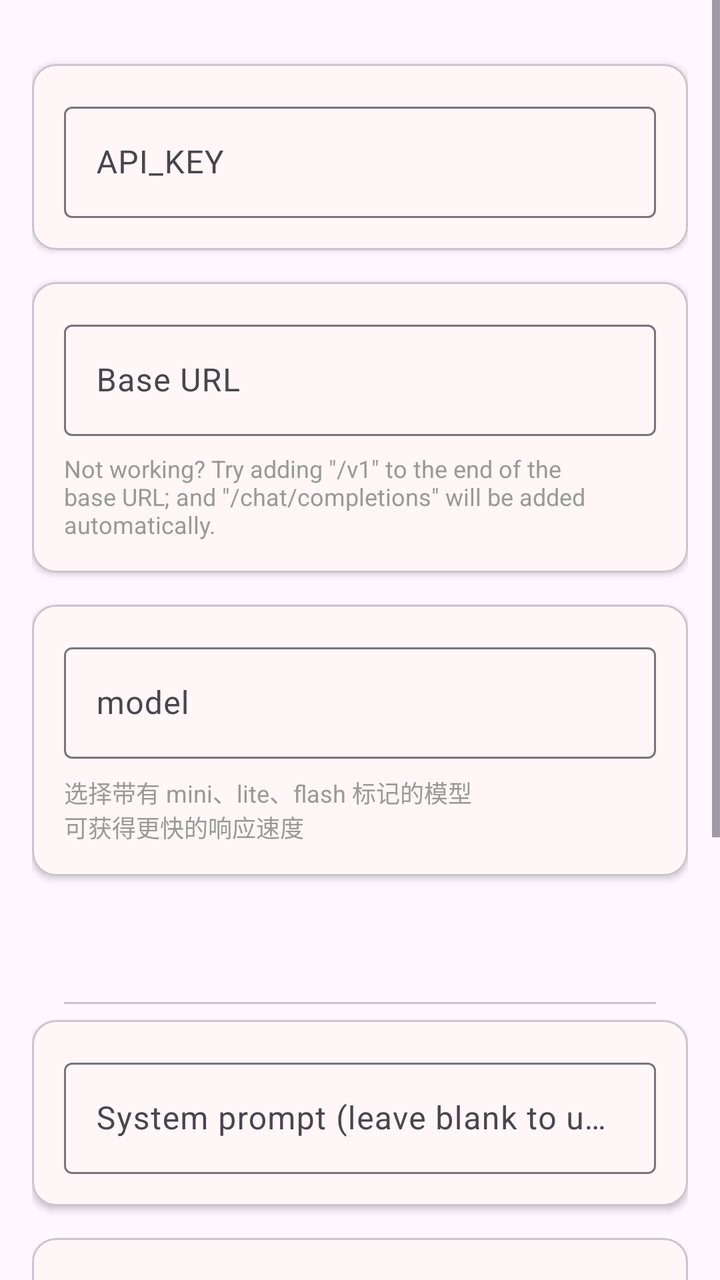
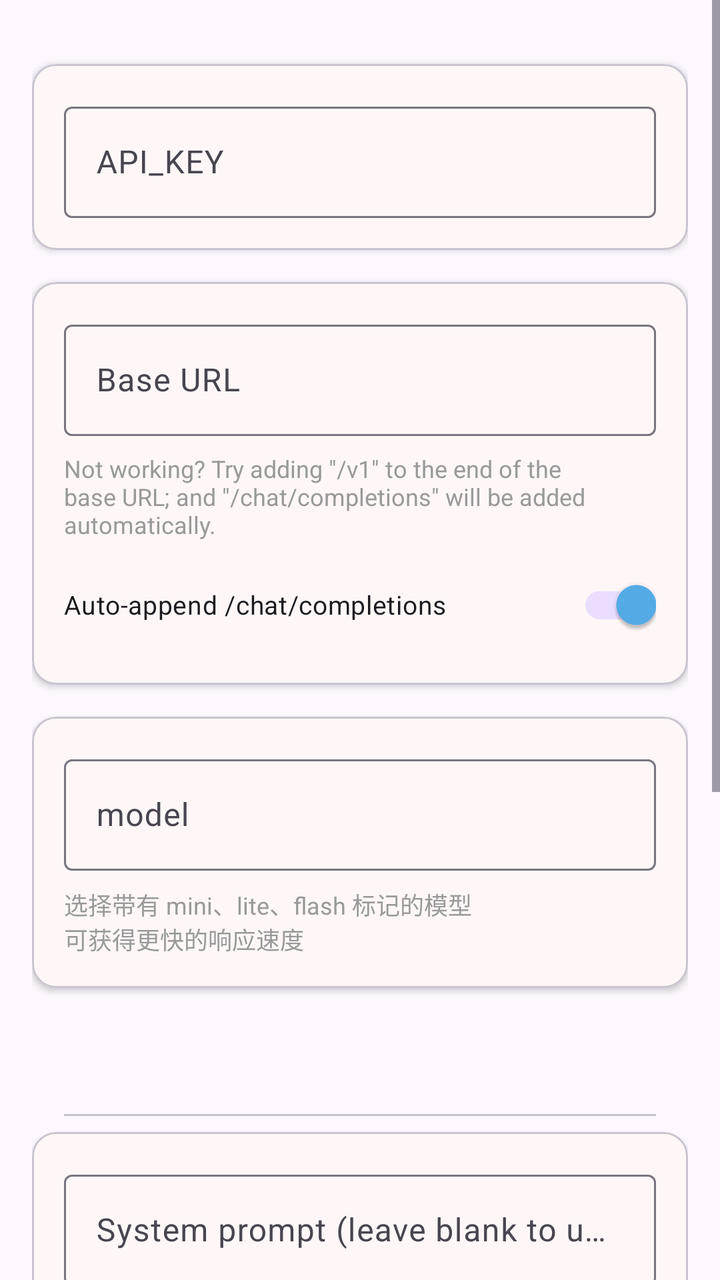

An Android layout rendered at two revisions. The XML below is the earlier revision; the diff shows what the commit changed to produce the second picture.
<!-- AndroidManifest.xml: application theme Theme.MT -->
<!-- res/layout/fragment_openai_api.xml -->
<?xml version="1.0" encoding="utf-8"?>
<ScrollView xmlns:android="http://schemas.android.com/apk/res/android"
    xmlns:app="http://schemas.android.com/apk/res-auto"
    android:layout_width="match_parent"
    android:layout_height="match_parent"
    android:fitsSystemWindows="true">

    <LinearLayout
        android:layout_width="match_parent"
        android:layout_height="wrap_content"
        android:orientation="vertical"
        android:padding="16dp">

        
        <LinearLayout
            android:layout_width="match_parent"
            android:layout_height="wrap_content"
            android:layout_marginBottom="16dp"
            android:orientation="horizontal"
            android:gravity="center_vertical|center_horizontal">

            <ImageView
                android:id="@+id/providerIcon"
                android:layout_width="40dp"
                android:layout_height="40dp"
                android:layout_marginEnd="8dp"
                android:visibility="gone" />

            
            <TextView
                android:id="@+id/providerNameText"
                android:layout_width="wrap_content"
                android:layout_height="wrap_content"
                android:textSize="18sp"
                android:textColor="#333333"
                android:textStyle="bold"
                android:visibility="gone" />

            
            <com.google.android.material.textfield.TextInputLayout
                android:id="@+id/providerNameInputLayout"
                android:layout_width="match_parent"
                android:layout_height="wrap_content"
                android:visibility="gone">

                <com.google.android.material.textfield.TextInputEditText
                    android:id="@+id/editProviderName"
                    android:layout_width="match_parent"
                    android:layout_height="wrap_content"
                    android:hint="@string/custom_api_name_hint" />
            </com.google.android.material.textfield.TextInputLayout>
        </LinearLayout>

        
        <com.google.android.material.card.MaterialCardView
            android:layout_width="match_parent"
            android:layout_height="wrap_content"
            android:layout_marginBottom="16dp"
            app:cardBackgroundColor="@color/card_background"
            app:cardElevation="2dp">

            <LinearLayout
                android:layout_width="match_parent"
                android:layout_height="wrap_content"
                android:orientation="vertical"
                android:padding="16dp">

                <com.google.android.material.textfield.TextInputLayout
                    android:layout_width="match_parent"
                    android:layout_height="wrap_content">

                    <com.google.android.material.textfield.TextInputEditText
                        android:id="@+id/editApiKey"
                        android:layout_width="match_parent"
                        android:layout_height="wrap_content"
                        android:hint="@string/api_key" />
                </com.google.android.material.textfield.TextInputLayout>

                <TextView
                    android:id="@+id/consoleLink"
                    android:layout_width="wrap_content"
                    android:layout_height="wrap_content"
                    android:layout_marginTop="8dp"
                    android:textColor="#55AEEA"
                    android:textSize="12sp"
                    android:visibility="gone" />
            </LinearLayout>
        </com.google.android.material.card.MaterialCardView>

        
        <com.google.android.material.card.MaterialCardView
            android:id="@+id/baseUrlCard"
            android:layout_width="match_parent"
            android:layout_height="wrap_content"
            android:layout_marginBottom="16dp"
            app:cardBackgroundColor="@color/card_background"
            app:cardElevation="2dp">

            <LinearLayout
                android:layout_width="match_parent"
                android:layout_height="wrap_content"
                android:orientation="vertical"
                android:padding="16dp">

                <com.google.android.material.textfield.TextInputLayout
                    android:layout_width="match_parent"
                    android:layout_height="wrap_content">

                    <com.google.android.material.textfield.TextInputEditText
                        android:id="@+id/editBaseUrl"
                        android:layout_width="match_parent"
                        android:layout_height="wrap_content"
                        android:hint="@string/base_url" />
                </com.google.android.material.textfield.TextInputLayout>

                <TextView
                    android:id="@+id/builtinUrlBadge"
                    android:layout_width="wrap_content"
                    android:layout_height="wrap_content"
                    android:layout_marginTop="4dp"
                    android:text="@string/builtin_field_readonly"
                    android:textColor="?android:textColorSecondary"
                    android:textSize="12sp"
                    android:visibility="gone" />

                <TextView
                    android:layout_width="wrap_content"
                    android:layout_height="wrap_content"
                    android:layout_marginTop="8dp"
                    android:text="@string/base_url_tips"
                    android:textColor="#999999"
                    android:textSize="12sp" />

            </LinearLayout>
        </com.google.android.material.card.MaterialCardView>

        
        <com.google.android.material.card.MaterialCardView
            android:layout_width="match_parent"
            android:layout_height="wrap_content"
            android:layout_marginBottom="16dp"
            app:cardBackgroundColor="@color/card_background"
            app:cardElevation="2dp">

            <LinearLayout
                android:layout_width="match_parent"
                android:layout_height="wrap_content"
                android:orientation="vertical"
                android:padding="16dp">

                
                <com.google.android.material.textfield.TextInputLayout
                    android:id="@+id/modelInputLayout"
                    android:layout_width="match_parent"
                    android:layout_height="wrap_content">

                    <com.google.android.material.textfield.TextInputEditText
                        android:id="@+id/editModelName"
                        android:layout_width="match_parent"
                        android:layout_height="wrap_content"
                        android:hint="@string/model" />
                </com.google.android.material.textfield.TextInputLayout>

                
                <LinearLayout
                    android:id="@+id/modelSpinnerLayout"
                    android:layout_width="match_parent"
                    android:layout_height="wrap_content"
                    android:orientation="vertical"
                    android:visibility="gone">

                    <TextView
                        android:layout_width="wrap_content"
                        android:layout_height="wrap_content"
                        android:text="@string/model_selection"
                        android:textColor="?android:textColorSecondary"
                        android:textSize="12sp" />

                    <TextView
                        android:id="@+id/modelSelector"
                        android:layout_width="match_parent"
                        android:layout_height="wrap_content"
                        android:layout_marginTop="4dp"
                        android:paddingVertical="12dp"
                        android:paddingHorizontal="4dp"
                        android:textSize="16sp"
                        android:textColor="#333333"
                        android:background="?attr/selectableItemBackground"
                        android:drawableEnd="@drawable/baseline_expand_more"
                        android:drawableTint="#999999" />
                </LinearLayout>

                <TextView
                    android:id="@+id/modelTips"
                    android:layout_width="wrap_content"
                    android:layout_height="wrap_content"
                    android:layout_marginTop="8dp"
                    android:text="@string/model_tips"
                    android:textColor="#999999"
                    android:textSize="12sp" />

            </LinearLayout>
        </com.google.android.material.card.MaterialCardView>

        
        <com.google.android.material.tabs.TabLayout
            android:id="@+id/prompt_mode_tabs"
            android:layout_width="match_parent"
            android:layout_height="wrap_content"
            android:layout_marginStart="16dp"
            android:layout_marginEnd="16dp"
            android:layout_marginBottom="8dp"
            app:tabMode="fixed"
            app:tabGravity="fill"
            app:tabIndicatorColor="@color/design_default_color_primary"
            app:tabSelectedTextColor="@color/design_default_color_primary"
            app:tabTextColor="@android:color/darker_gray" />

        
        <com.google.android.material.card.MaterialCardView
            android:layout_width="match_parent"
            android:layout_height="wrap_content"
            android:layout_marginBottom="16dp"
            app:cardBackgroundColor="@color/card_background"
            app:cardElevation="2dp">

            <LinearLayout
                android:layout_width="match_parent"
                android:layout_height="wrap_content"
                android:orientation="vertical"
                android:padding="16dp">

                <com.google.android.material.textfield.TextInputLayout
                    android:layout_width="match_parent"
                    android:layout_height="wrap_content">

                    <com.google.android.material.textfield.TextInputEditText
                        android:id="@+id/editSystemPrompt"
                        android:layout_width="match_parent"
                        android:layout_height="wrap_content"
                        android:hint="@string/system_prompt" />

                </com.google.android.material.textfield.TextInputLayout>

                <TextView
                    android:id="@+id/btnResetSystemPrompt"
                    android:layout_width="wrap_content"
                    android:layout_height="wrap_content"
                    android:layout_marginTop="4dp"
                    android:text="@string/reset_to_default"
                    android:textColor="#55AEEA"
                    android:textSize="13sp"
                    android:visibility="gone"
                    android:background="?attr/selectableItemBackground" />

            </LinearLayout>
        </com.google.android.material.card.MaterialCardView>

        
        <com.google.android.material.card.MaterialCardView
            android:layout_width="match_parent"
            android:layout_height="wrap_content"
            android:layout_marginBottom="16dp"
            app:cardBackgroundColor="@color/card_background"
            app:cardElevation="2dp">

            <LinearLayout
                android:layout_width="match_parent"
                android:layout_height="wrap_content"
                android:orientation="vertical"
                android:padding="16dp">

                <com.google.android.material.textfield.TextInputLayout
                    android:layout_width="match_parent"
                    android:layout_height="wrap_content">

                    <com.google.android.material.textfield.TextInputEditText
                        android:id="@+id/editUserPrompt"
                        android:layout_width="match_parent"
                        android:layout_height="wrap_content"
                        android:hint="@string/user_prompt" />

                </com.google.android.material.textfield.TextInputLayout>

                <TextView
                    android:id="@+id/btnResetUserPrompt"
                    android:layout_width="wrap_content"
                    android:layout_height="wrap_content"
                    android:layout_marginTop="4dp"
                    android:text="@string/reset_to_default"
                    android:textColor="#55AEEA"
                    android:textSize="13sp"
                    android:visibility="gone"
                    android:background="?attr/selectableItemBackground" />

                <TextView
                    android:layout_width="wrap_content"
                    android:layout_height="wrap_content"
                    android:layout_marginTop="8dp"
                    android:text="@string/openai_use_source_text"
                    android:textColor="#999999"
                    android:textSize="12sp" />

            </LinearLayout>
        </com.google.android.material.card.MaterialCardView>

        
        <Button
            android:id="@+id/btnSave"
            android:layout_width="match_parent"
            android:layout_height="wrap_content"
            android:layout_marginTop="8dp"
            android:text="@string/save_configuration" />

        
        <Button
            android:id="@+id/btnTest"
            android:layout_width="match_parent"
            android:layout_height="wrap_content"
            android:layout_marginTop="8dp"
            android:text="@string/test_provider"
            style="?attr/materialButtonOutlinedStyle" />

        
        <Button
            android:id="@+id/btnDelete"
            android:layout_width="match_parent"
            android:layout_height="wrap_content"
            android:layout_marginTop="8dp"
            android:text="@string/custom_api_delete"
            style="?attr/materialButtonOutlinedStyle" />

    </LinearLayout>
</ScrollView>
<!-- resources referenced by this layout -->
<resources>
  <color name="card_background">#FFF7F7</color>
  <!-- drawable baseline_expand_more (drawable) -->
  <vector xmlns:android="http://schemas.android.com/apk/res/android" android:alpha="0.85" android:height="24dp" android:tint="#605E5E" android:viewportHeight="24" android:viewportWidth="24" android:width="24dp">
        
      <path android:fillColor="@android:color/white" android:pathData="M16.59,8.59L12,13.17 7.41,8.59 6,10l6,6 6,-6z"/>
      
  </vector>
  <string name="api_key">API_KEY</string>
  <string name="base_url">Base URL</string>
  <string name="base_url_tips">Not working? Try adding \"/v1\" to the end of the base URL; and \"/chat/completions\" will be added automatically.</string>
  <string name="builtin_field_readonly">This field is read-only for built-in APIs</string>
  <string name="custom_api_delete">Delete This API</string>
  <string name="custom_api_name_hint">Name this API</string>
  <string name="model">model</string>
  <string name="model_selection">Model Selection</string>
  <string name="model_tips">选择带有 mini、lite、flash 标记的模型\n可获得更快的响应速度</string>
  <string name="openai_use_source_text">In the user prompt, use \"usefromlang\" to represent the source language, \"usetolang\" to represent the target language, and \"usesourcetext\" to represent the text to be translated</string>
  <string name="reset_to_default">Reset to Default</string>
  <string name="save_configuration">Save Configuration</string>
  <string name="system_prompt">System prompt (leave blank to use the default)</string>
  <string name="test_provider">Test connection</string>
  <string name="user_prompt">User prompt (leave blank to use default)</string>
  <style name="Theme.MT" parent="Base.Theme.MT">
          
          <item name="android:navigationBarColor">@android:color/transparent</item>
          <item name="android:statusBarColor">@android:color/transparent</item>
          <item name="android:windowLightStatusBar">?attr/isLightTheme</item>
      </style>
  <style name="Base.Theme.MT" parent="Theme.Material3.Light.NoActionBar">
          <item name="colorPrimary">#55AEEA</item>
          <item name="android:navigationBarColor">
              @android:color/transparent
          </item>
          <item name="android:enforceNavigationBarContrast">false</item>
          <item name="android:enforceStatusBarContrast">false</item>
      </style>
</resources>

<!-- the commit's change to res/layout/fragment_openai_api.xml (unified diff, before → after) -->
@@ -130,6 +130,15 @@
                     android:text="@string/base_url_tips"
                     android:textColor="#999999"
                     android:textSize="12sp" />
+
+                <com.google.android.material.switchmaterial.SwitchMaterial
+                    android:id="@+id/switchAutoAppendPath"
+                    android:layout_width="match_parent"
+                    android:layout_height="wrap_content"
+                    android:layout_marginTop="8dp"
+                    android:text="@string/auto_append_path_title"
+                    android:textSize="13sp"
+                    android:checked="true" />
 
             </LinearLayout>
         </com.google.android.material.card.MaterialCardView>
<!-- resource entries referenced after the edit -->
@@ -8,6 +8,7 @@
       
   </vector>
   <string name="api_key">API_KEY</string>
+  <string name="auto_append_path_title">Auto-append /chat/completions</string>
   <string name="base_url">Base URL</string>
   <string name="base_url_tips">Not working? Try adding \"/v1\" to the end of the base URL; and \"/chat/completions\" will be added automatically.</string>
   <string name="builtin_field_readonly">This field is read-only for built-in APIs</string>
